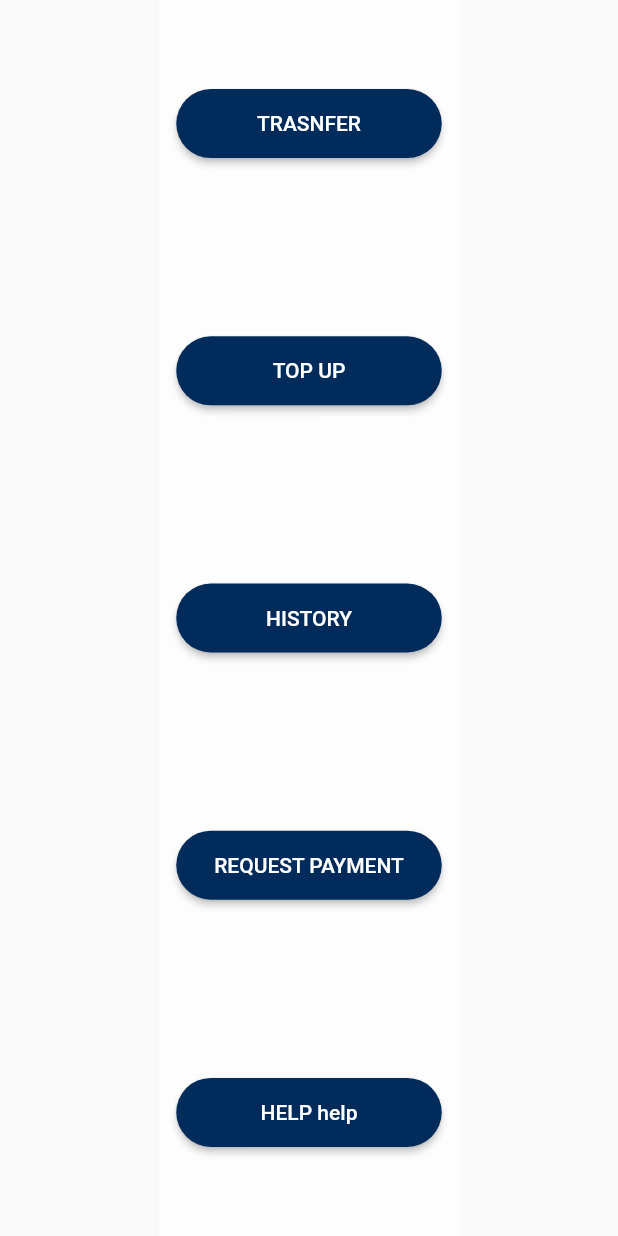
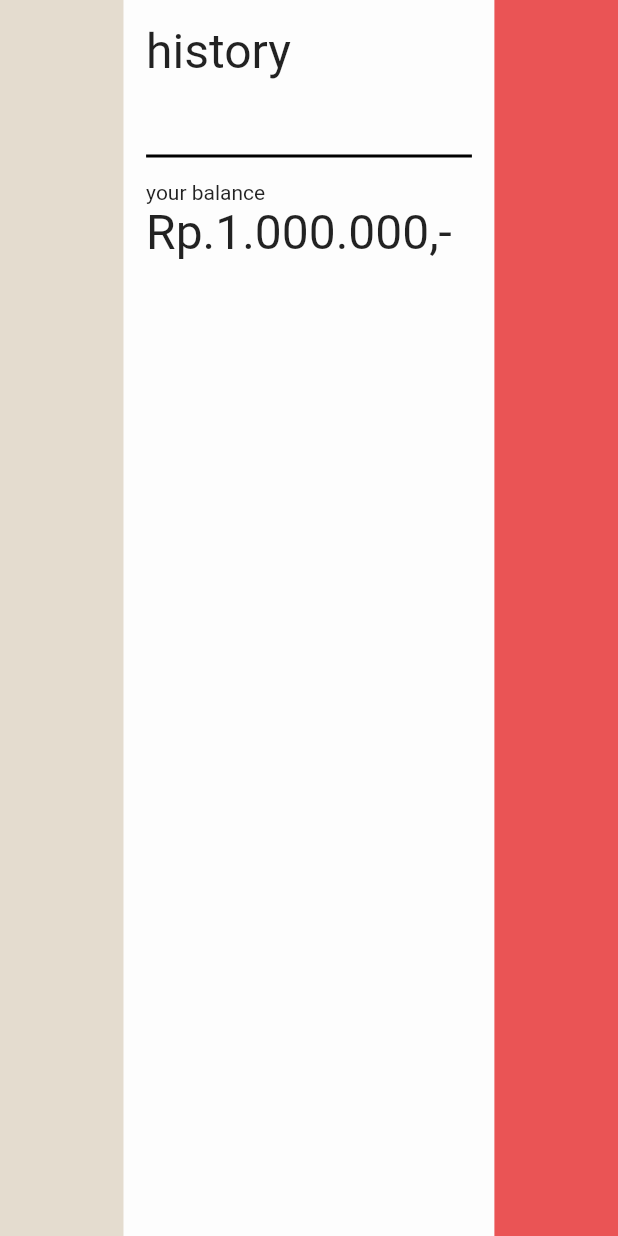
Before and after one commit to syehan893/arto-web, a Flutter app: the Dasbord screen opened directly, after a tap on "HISTORY", on a phone screen of 412 x 824 dp. Run offline on Flutter 3.47's test engine with Material 2 defaults, Android fonts, the phone set to English and light mode, and no system bars; our stand-ins replace easy_sidemenu.

Commit message:
bikin history page

```diff
--- a/lib/view/screens/dasbord/dasbord.dart
+++ b/lib/view/screens/dasbord/dasbord.dart
@@ -3,6 +3,7 @@ import 'package:flutter/material.dart';
 import 'package:flutter/src/widgets/placeholder.dart';
 import 'package:flutter/src/widgets/framework.dart';
 import 'package:ta_smt4/view/screens/help/help.dart';
+import 'package:ta_smt4/view/screens/history/history.dart';
 import 'package:ta_smt4/view/screens/topUp/topUp.dart';
 import 'package:ta_smt4/view/screens/transfer/transfer.dart';
 import '../../utils/warna.dart';
@@ -78,7 +79,7 @@ class Dasbord extends StatelessWidget {
                     Navigator.push(
                       context,
                       MaterialPageRoute(
-                        builder: (context) => Dasbord(),
+                        builder: (context) => History(),
                       ),
                     );
                   },
--- /dev/null
+++ b/lib/view/screens/history/history.dart
@@ -0,0 +1,100 @@
+import 'package:flutter/material.dart';
+import 'package:flutter/src/widgets/framework.dart';
+import 'package:flutter/src/widgets/placeholder.dart';
+
+import '../../utils/warna.dart';
+
+class History extends StatefulWidget {
+  const History({super.key});
+
+  @override
+  State<History> createState() => _HistoryState();
+}
+
+class _HistoryState extends State<History> {
+  String? selectedNominalTransfer;
+
+  @override
+  Widget build(BuildContext context) {
+    double tinggiBody = MediaQuery.of(context).size.height;
+    double lebarBody = MediaQuery.of(context).size.width;
+
+    return Scaffold(
+        body: Row(
+      children: [
+        Expanded(
+          child: Container(
+            width: lebarBody * 0.20,
+            height: tinggiBody,
+            color: sideLeftColor
+          ),
+        ), //kiri
+        Container(
+          width: lebarBody * 0.60,
+          height: tinggiBody,
+          color: Colors.white54,
+          child: Column(
+            children: [
+              Align(
+                alignment: Alignment.centerLeft,
+                child: Padding(
+                  padding: const EdgeInsets.all(15.0),
+                  child: Container(
+                    child: Text(
+                      "history",
+                      style: TextStyle(fontSize: 32),
+                    ),
+                  ), //judul
+                ),
+              ),
+              SizedBox(
+                height: 20,
+              ),
+              Padding(
+                padding: const EdgeInsets.all(15.0),
+                child: Container(
+                  height: 2,
+                  width: lebarBody,
+                  color: Colors.black,
+                ), //garis
+              ),
+              Container(
+                child: Column(
+                  children: [
+                    Align(
+                      alignment: Alignment.topLeft,
+                      child: Container(
+                        padding: EdgeInsets.only(left: 15),
+                        child: Text("your balance"),
+                      ),
+                    ),
+                    Align(
+                      alignment: Alignment.topLeft,
+                      child: Container(
+                        padding: EdgeInsets.only(left: 15),
+                        child: Text(
+                          "Rp.1.000.000,-",
+                          style: TextStyle(fontSize: 32),
+                        ),
+                      ),
+                    ),
+                    SizedBox(
+                      height: lebarBody * 0.01,
+                    ),
+                  ],
+                ),
+              ),
+            ],
+          ),
+        ), //tengah
+        Expanded(
+          child: Container(
+            width: lebarBody * 0.20,
+            height: tinggiBody,
+            color: sideRightColor,
+          ),
+        ), //kanan
+      ],
+    ));
+  }
+}
```
